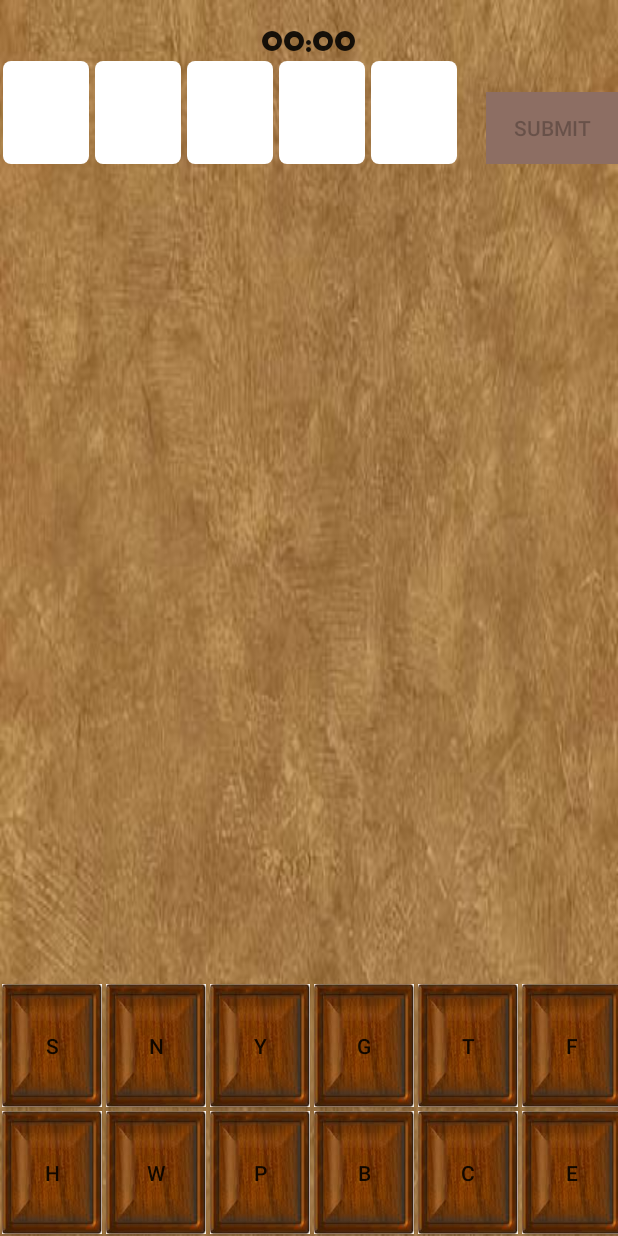
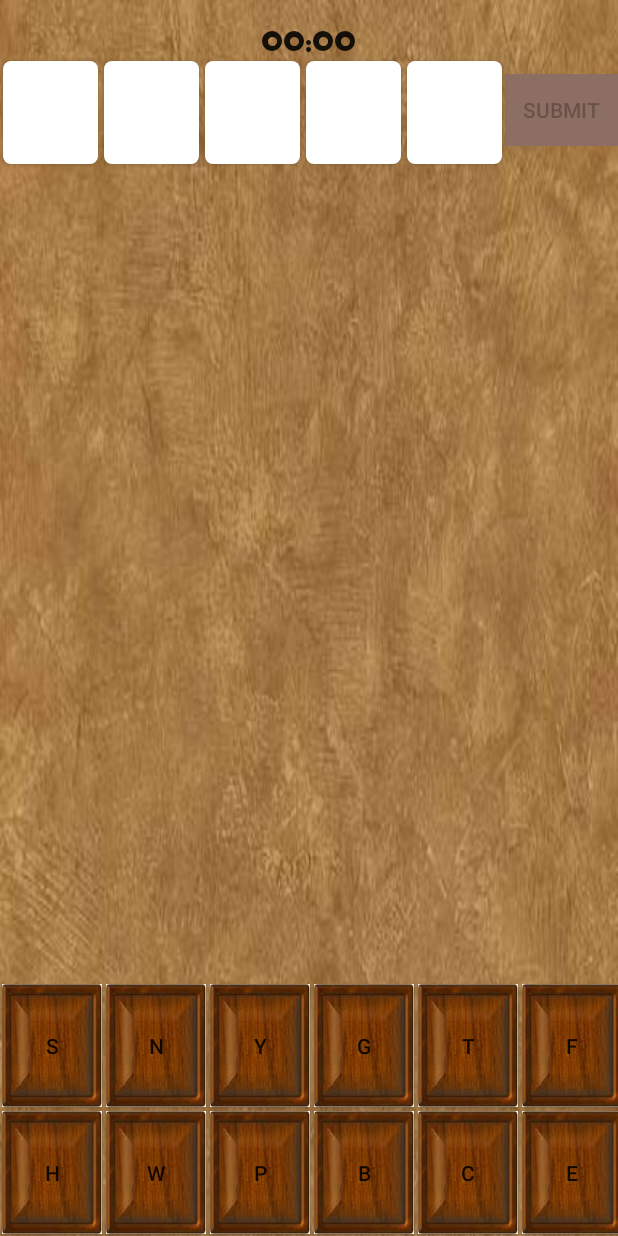
Before and after one commit to Shaibujnr/FiveKilled, an Android app: the SinglePlayerActivity screen opened directly, with no data from a screen before it, on a phone screen of 412 x 824 dp. Run offline under Robolectric (Android 15) with nearby library versions, the phone set to English and light mode, and no system bars; Roboto replaces fonts that are not available here.

Commit message:
changed Input editText to button for better response to touch event.

```diff
--- a/app/src/main/java/Helpers/TimeHelper.java
+++ /dev/null
@@ -1,13 +0,0 @@
-package Helpers;
-
-/**
- * Created by shaibujnr on 6/19/16.
- */
-import java.util.concurrent.TimeUnit;
-public class TimeHelper {
-    public static void main(String[] x){
-        int timeInMilli = 500000;
-        System.out.println(TimeUnit.MILLISECONDS.toMinutes(timeInMilli));
-        System.out.println(TimeUnit.MILLISECONDS.toSeconds(timeInMilli));
-    }
-}
--- a/app/src/main/java/com/et/fivekilled/SinglePlayerActivity.java
+++ b/app/src/main/java/com/et/fivekilled/SinglePlayerActivity.java
@@ -47,7 +47,8 @@ public class SinglePlayerActivity extends AppCompatActivity {
 
 
     TextView timeLabel;
-    EditText gone, gtwo, gthree, gfour, gfive;
+//    EditText gone, gtwo, gthree, gfour, gfive;
+    Button gone, gtwo, gthree, gfour, gfive;
 
     GridLayout display;
     GridLayout keyPad;
@@ -60,7 +61,8 @@ public class SinglePlayerActivity extends AppCompatActivity {
     FiveKilledDialog fkDialog;
     Bundle dialogArgs;
     FiveKilledHelper fk;
-    ArrayList<EditText> inputs;
+//    ArrayList<EditText> inputs;
+    ArrayList<Button> inputs;
     ArrayList<Button> keyPadButtons;
 
     View.OnClickListener inputListener;
@@ -84,7 +86,8 @@ public class SinglePlayerActivity extends AppCompatActivity {
         dialogArgs = new Bundle();
         fk = new FiveKilledHelper();
         fm = getFragmentManager();
-        inputs = new ArrayList<EditText>();
+//        inputs = new ArrayList<EditText>();
+        inputs = new ArrayList<Button>();
         keyPadButtons = new ArrayList<Button>();
 
         keyAlphs = fk.generateKeyAlphs(12);
@@ -93,15 +96,15 @@ public class SinglePlayerActivity extends AppCompatActivity {
         ScreenHeight = dm.heightPixels;
         ScreenWidth = dm.widthPixels;
 
-        gone = (EditText) findViewById(R.id.gone);
+        gone = (Button) findViewById(R.id.gone);
         inputs.add(gone);
-        gtwo = (EditText) findViewById(R.id.gtwo);
+        gtwo = (Button) findViewById(R.id.gtwo);
         inputs.add(gtwo);
-        gthree = (EditText) findViewById(R.id.gthree);
+        gthree = (Button) findViewById(R.id.gthree);
         inputs.add(gthree);
-        gfour = (EditText) findViewById(R.id.gfour);
+        gfour = (Button) findViewById(R.id.gfour);
         inputs.add(gfour);
-        gfive = (EditText) findViewById(R.id.gfive);
+        gfive = (Button) findViewById(R.id.gfive);
         inputs.add(gfive);
 
 
@@ -127,9 +130,9 @@ public class SinglePlayerActivity extends AppCompatActivity {
         inputListener = new View.OnClickListener() {
             @Override
             public void onClick(View view) {
-                EditText clickedEditText = (EditText) view;
-                String clickedText = clickedEditText.getText().toString();
-                clickedEditText.setText("");
+                Button clickedInput= (Button) view;
+                String clickedText = clickedInput.getText().toString();
+                clickedInput.setText("");
 
                 for (Button btn : keyPadButtons) {
                     if (btn.getText().toString().equals(clickedText)) {
@@ -196,7 +199,7 @@ public class SinglePlayerActivity extends AppCompatActivity {
 
         String guess = "";
         String result = "";
-        for(EditText edt: inputs){
+        for(Button edt: inputs){
             guess+=edt.getText().toString();
         }
         result = fk.getResult(guess,ComSpecialNumbers);
@@ -220,7 +223,7 @@ public class SinglePlayerActivity extends AppCompatActivity {
 
         display.addView(guessdt);
         display.addView(resultdt);
-        for(EditText edt: inputs){
+        for(Button edt: inputs){
             edt.setText("");
         }
         for(Button btn: keyPadButtons){
@@ -334,7 +337,7 @@ public class SinglePlayerActivity extends AppCompatActivity {
                     @Override
                     public void onClick(View view) {
                         String clickedText = btn.getText().toString();
-                        EditText availableEdit = getEmptyEdit();
+                        Button availableEdit = getEmptyEdit();
                         if (availableEdit != null) {
                             availableEdit.setText(clickedText);
                             btn.setEnabled(false);
@@ -362,13 +365,13 @@ public class SinglePlayerActivity extends AppCompatActivity {
 
     public void setInput() {
         int mag = 2;
-        int textWidth = (ScreenWidth - (7 * mag)) / 7;
+        int textWidth = (ScreenWidth - (7 * mag)) /14;
         int textHeight = (ScreenHeight) / 12;
-        gone.setInputType(InputType.TYPE_NULL);
-        gtwo.setInputType(InputType.TYPE_NULL);
-        gthree.setInputType(InputType.TYPE_NULL);
-        gfour.setInputType(InputType.TYPE_NULL);
-        gfive.setInputType(InputType.TYPE_NULL);
+//        gone.setInputType(InputType.TYPE_NULL);
+//        gtwo.setInputType(InputType.TYPE_NULL);
+//        gthree.setInputType(InputType.TYPE_NULL);
+//        gfour.setInputType(InputType.TYPE_NULL);
+//        gfive.setInputType(InputType.TYPE_NULL);
 
         gone.setHeight(textHeight);
         gone.setWidth(textWidth);
@@ -398,8 +401,8 @@ public class SinglePlayerActivity extends AppCompatActivity {
 
 
 
-    public EditText getEmptyEdit() {
-        for (EditText edt : inputs) {
+    public Button getEmptyEdit() {
+        for (Button edt : inputs) {
             if (edt.getText().toString().isEmpty()) {
                 return edt;
             }
@@ -408,7 +411,7 @@ public class SinglePlayerActivity extends AppCompatActivity {
 
     }
     private boolean inputFull(){
-        for(EditText edt:inputs){
+        for(Button edt:inputs){
             if(edt.getText().toString().isEmpty()){
                 return false;
             }
--- /dev/null
+++ b/app/src/main/res/drawable/input_buttons.xml
@@ -0,0 +1,32 @@
+<?xml version="1.0" encoding="utf-8"?>
+<selector xmlns:android="http://schemas.android.com/apk/res/android">
+    <item android:state_pressed="true"
+        android:drawable="@android:color/transparent">
+        <shape xmlns:android="http://schemas.android.com/apk/res/android"
+            android:padding="10dp"
+            android:shape="oval">
+            <solid android:color="#FFF"/>
+            <!--<corners-->
+            <!--android:bottomLeftRadius="5dp"-->
+            <!--android:bottomRightRadius="5dp"-->
+            <!--android:topLeftRadius="5dp"-->
+            <!--android:topRightRadius="5dp"/>-->
+
+        </shape>
+    </item>
+    <item>
+        <shape xmlns:android="http://schemas.android.com/apk/res/android"
+            android:padding="10dp"
+            android:shape="rectangle">
+            <solid android:color="#FFF"/>
+            <corners
+                android:bottomLeftRadius="5dp"
+                android:bottomRightRadius="5dp"
+                android:topLeftRadius="5dp"
+                android:topRightRadius="5dp"/>
+
+        </shape>
+    </item>
+
+
+</selector>
--- a/app/src/main/res/layout/activity_single_player.xml
+++ b/app/src/main/res/layout/activity_single_player.xml
@@ -19,67 +19,70 @@
         android:id="@+id/timer"
         android:layout_alignParentTop="true"
         android:layout_centerHorizontal="true" />
-
-    <EditText
+    <LinearLayout
+        android:layout_width="match_parent"
+        android:layout_height="wrap_content"
+        android:orientation="horizontal"
+        android:layout_below="@id/timer"
+        android:id="@+id/input_container">
+        <Button
             android:layout_width="wrap_content"
             android:layout_height="wrap_content"
             android:id="@+id/gone"
-        android:layout_alignParentLeft="true"
-        android:layout_below="@+id/timer"
             android:layout_marginTop="37dp"
             android:textAlignment="center"
-        android:background="@drawable/text_box"
-        android:layout_margin="2dp"/>
-    <EditText
+            android:layout_margin="2dp"
+            android:layout_weight="1"
+            android:background="@drawable/input_buttons"/>
+        <Button
             android:layout_width="wrap_content"
             android:layout_height="wrap_content"
             android:id="@+id/gtwo"
             android:textAlignment="center"
-        android:layout_below="@+id/timer"
-        android:layout_toRightOf="@id/gone"
             android:layout_marginTop="37dp"
-        android:background="@drawable/text_box"
-        android:layout_margin="2dp"/>
-    <EditText
+            android:layout_margin="2dp"
+            android:layout_weight="1"
+            android:background="@drawable/input_buttons"/>
+        <Button
             android:layout_width="wrap_content"
             android:layout_height="wrap_content"
             android:id="@+id/gthree"
-        android:layout_below="@+id/timer"
-        android:layout_toRightOf="@id/gtwo"
+            android:layout_weight="1"
             android:textAlignment="center"
             android:layout_marginTop="37dp"
-        android:background="@drawable/text_box"
-        android:layout_margin="2dp"/>
-    <EditText
+            android:layout_margin="2dp"
+            android:background="@drawable/input_buttons"/>
+        <Button
             android:layout_width="wrap_content"
             android:layout_height="wrap_content"
             android:id="@+id/gfour"
             android:textAlignment="center"
-        android:layout_below="@+id/timer"
-        android:layout_toRightOf="@id/gthree"
+            android:layout_weight="1"
             android:layout_marginTop="37dp"
-        android:background="@drawable/text_box"
-        android:layout_margin="2dp"/>
-    <EditText
+            android:layout_margin="2dp"
+            android:background="@drawable/input_buttons"/>
+        <Button
             android:layout_width="wrap_content"
             android:layout_height="wrap_content"
             android:id="@+id/gfive"
             android:textAlignment="center"
-        android:layout_below="@+id/timer"
-        android:layout_toRightOf="@id/gfour"
+            android:layout_weight="1"
             android:layout_marginTop="37dp"
-        android:background="@drawable/text_box"
-        android:layout_margin="2dp"/>
+            android:layout_margin="2dp"
+            android:background="@drawable/input_buttons"/>
 
         <Button
             android:layout_width="wrap_content"
             android:layout_height="wrap_content"
             android:text="SUBMIT"
             android:id="@+id/btnSubmit"
-        android:layout_alignBottom="@+id/gfive"
-        android:layout_alignParentEnd="true"
+            android:layout_weight="0.5"
             android:enabled="false"
             android:background="#8d6e63" />
+
+
+    </LinearLayout>
+
 
 
 
@@ -88,7 +91,7 @@
         android:layout_width="match_parent"
         android:layout_height="wrap_content"
         android:id="@+id/sv"
-        android:layout_below="@+id/gone"
+        android:layout_below="@+id/input_container"
         android:layout_above="@+id/keyPad">
         <HorizontalScrollView
             android:layout_width="match_parent"
```
Lines whose indentation alone changed are shown as unchanged.
